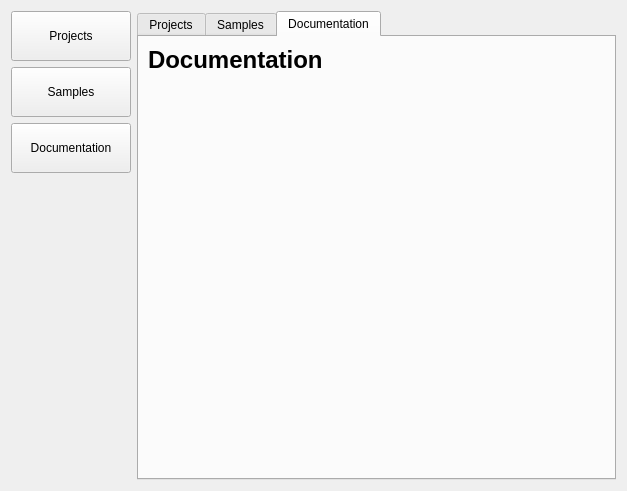
First picture: the form in Code/Editor/EditorFramework/Dialogs/DashboardDlg.ui, repository ezEngine/ezEngine, before the edit.
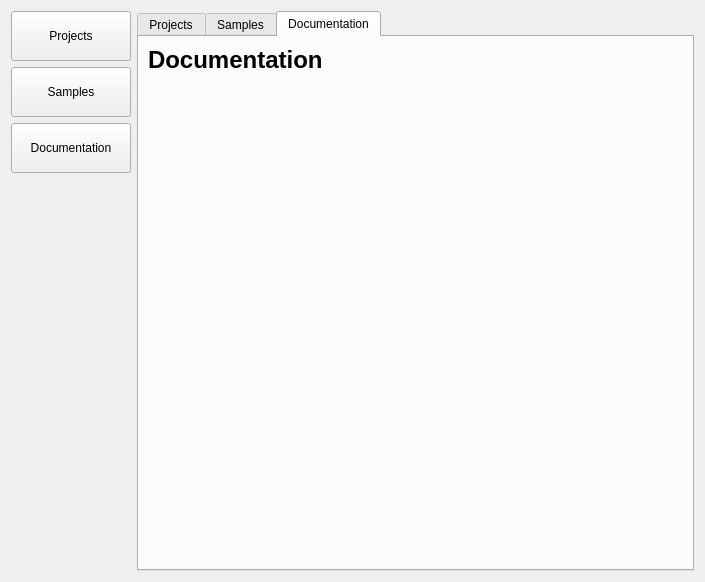
Second picture: the form after the edit. The open tabs and pages were chosen to show the change. Icons and pictures are not drawn.

Patch:
```diff
--- a/Code/Editor/EditorFramework/Dialogs/DashboardDlg.ui
+++ b/Code/Editor/EditorFramework/Dialogs/DashboardDlg.ui
@@ -6,8 +6,8 @@
    <rect>
     <x>0</x>
     <y>0</y>
-    <width>627</width>
-    <height>491</height>
+    <width>705</width>
+    <height>582</height>
    </rect>
   </property>
   <property name="windowTitle">
@@ -321,7 +321,7 @@
          <property name="sizeHint" stdset="0">
           <size>
            <width>20</width>
-           <height>338</height>
+           <height>443</height>
           </size>
          </property>
         </spacer>
```
Left out of the diff: 5 changed lines with no effect on the pictures.
